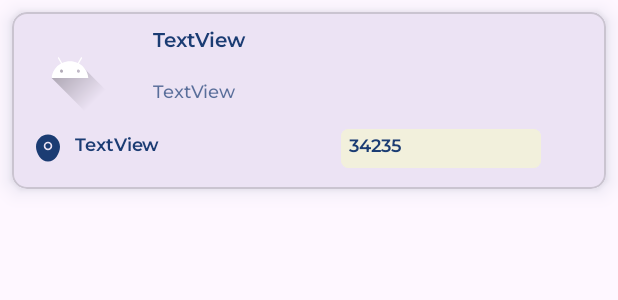
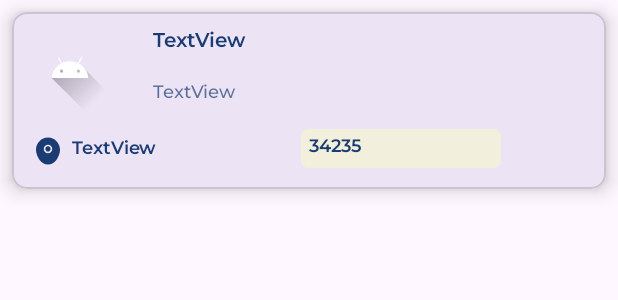
Before and after one commit to GeekLord04/DroidJobs, an Android app: the layout list_item.xml on its own in the app's theme, with its tools: preview values and no code run, on a phone screen of 412 x 824 dp. Shown: the top 300 px of the screen. Run offline under Robolectric (Android 15) with nearby library versions, the phone set to English and light mode, and no system bars; network calls fail.

Commit message:
UI fixed 👨‍🔧

```diff
--- a/app/src/main/res/layout/activity_main.xml
+++ b/app/src/main/res/layout/activity_main.xml
@@ -2,10 +2,9 @@
 <androidx.fragment.app.FragmentContainerView xmlns:android="http://schemas.android.com/apk/res/android"
     xmlns:app="http://schemas.android.com/apk/res-auto"
     xmlns:tools="http://schemas.android.com/tools"
-    android:id="@+id/main"
+    android:id="@+id/nav_host_fragment"
     android:name="androidx.navigation.fragment.NavHostFragment"
     android:layout_width="match_parent"
     android:layout_height="match_parent"
     app:defaultNavHost="true"
-    app:navGraph="@navigation/nav_graph"
-    tools:context=".View.MainActivity"/>
+    app:navGraph="@navigation/nav_graph" />
--- a/app/src/main/res/layout/fragment_desc.xml
+++ b/app/src/main/res/layout/fragment_desc.xml
@@ -181,6 +181,8 @@
                 android:text="TextView"
                 android:longClickable="true"
                 android:textIsSelectable="true"
+                android:scrollbars="vertical"
+                android:overScrollMode="never"
                 android:textColor="@color/medium_blue"
                 android:textSize="14dp"
                 app:layout_constraintEnd_toEndOf="parent"
--- a/app/src/main/res/layout/list_item.xml
+++ b/app/src/main/res/layout/list_item.xml
@@ -9,7 +9,6 @@
     app:rippleColor="@color/lightest_blue"
     android:elevation="6dp"
     app:cardElevation="8dp"
-    android:outlineSpotShadowColor="@color/light_blue"
     android:padding="16dp">
 
     <androidx.constraintlayout.widget.ConstraintLayout
@@ -62,7 +61,7 @@
             android:id="@+id/imageView2"
             android:layout_width="wrap_content"
             android:layout_height="wrap_content"
-            android:layout_marginTop="11dp"
+            android:layout_marginTop="13dp"
             android:layout_marginLeft="2dp"
             app:layout_constraintBottom_toBottomOf="parent"
             app:layout_constraintStart_toStartOf="@+id/img_company"
@@ -72,10 +71,10 @@
 
         <TextView
             android:id="@+id/text_location"
-            android:layout_width="120dp"
+            android:layout_width="wrap_content"
             android:layout_height="19dp"
-            android:layout_marginStart="4dp"
-            android:layout_marginBottom="18dp"
+            android:layout_marginStart="2dp"
+            android:layout_marginBottom="16dp"
             android:fontFamily="@font/montserrat_semibold"
             android:paddingStart="2dp"
             android:text="TextView"
```
Also changed, not shown: app/src/main/java/com/geekster/droidjobs/View/MainActivity.kt (+1 -31 lines).
